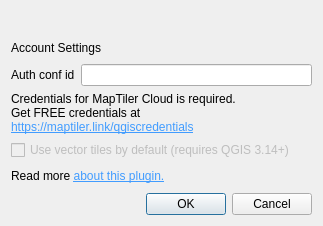
Before: the Qt Designer form configure_dialog_base.ui in maptiler/qgis-maptiler-plugin, drawn with Qt 5.
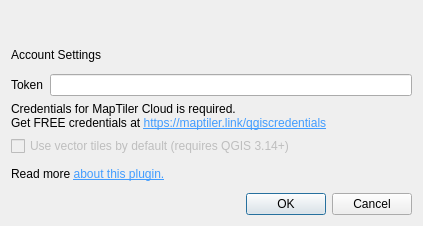
After: the same form once the commit is applied. Icons and pictures are not drawn.

Commit message: GE-739 Modify configure dialog to use Token

```diff
--- a/configure_dialog_base.ui
+++ b/configure_dialog_base.ui
@@ -6,7 +6,7 @@
    <rect>
     <x>0</x>
     <y>0</y>
-    <width>323</width>
+    <width>423</width>
     <height>226</height>
    </rect>
   </property>
@@ -24,7 +24,7 @@
   </property>
   <property name="maximumSize">
    <size>
-    <width>323</width>
+    <width>423</width>
     <height>226</height>
    </size>
   </property>
@@ -72,7 +72,7 @@
      <item>
       <widget class="QLabel" name="label">
        <property name="text">
-        <string>Auth conf id</string>
+        <string>Token</string>
        </property>
       </widget>
      </item>
@@ -91,7 +91,7 @@
    <item>
     <widget class="QLabel" name="label_3">
      <property name="text">
-      <string>&lt;html&gt;&lt;head/&gt;&lt;body&gt;&lt;p&gt;Credentials for MapTiler Cloud is required.&lt;br/&gt;Get FREE credentials at &lt;br/&gt;&lt;a href=&quot;https://cloud.maptiler.com/account/credentials&quot;&gt;&lt;span style=&quot; text-decoration: underline; color:#419cff;&quot;&gt;https://maptiler.link/qgiscredentials&lt;/span&gt;&lt;/a&gt;&lt;/p&gt;&lt;/body&gt;&lt;/html&gt;</string>
+      <string>&lt;html&gt;&lt;head/&gt;&lt;body&gt;&lt;p&gt;Credentials for MapTiler Cloud is required.&lt;br/&gt;Get FREE credentials at &lt;a href=&quot;https://cloud.maptiler.com/account/credentials/&quot;&gt;&lt;span style=&quot; text-decoration: underline; color:#419cff;&quot;&gt;https://maptiler.link/qgiscredentials&lt;/span&gt;&lt;/a&gt;&lt;/p&gt;&lt;/body&gt;&lt;/html&gt;</string>
      </property>
      <property name="textFormat">
       <enum>Qt::RichText</enum>
```
Left out of the diff: 2 changed lines with no effect on the pictures. The commit also changes 1 other file.
